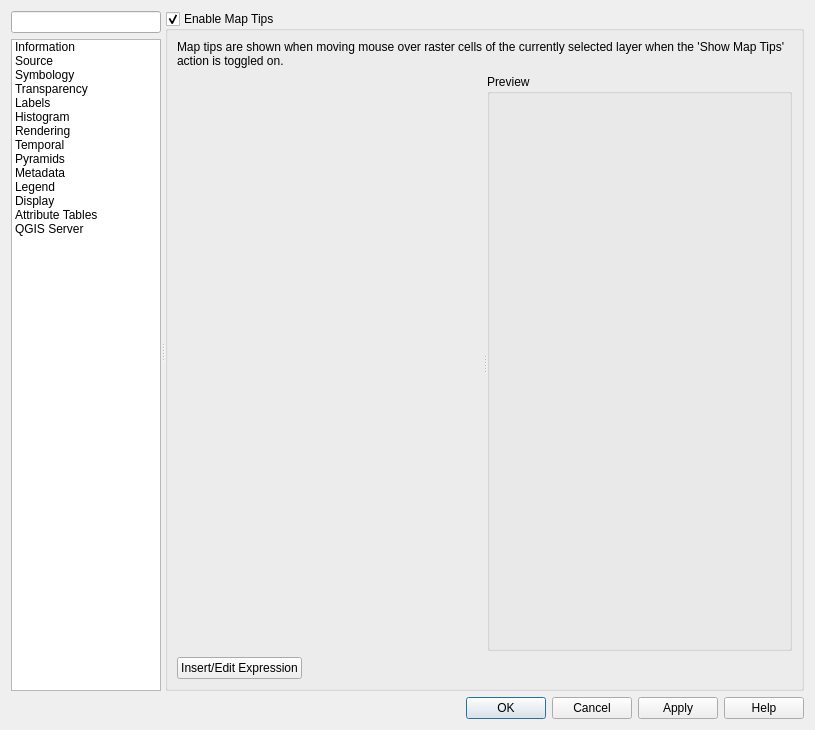
The window that src/ui/qgsrasterlayerpropertiesbase.ui (qgis/QGIS) describes before a commit, drawn with Qt 5.
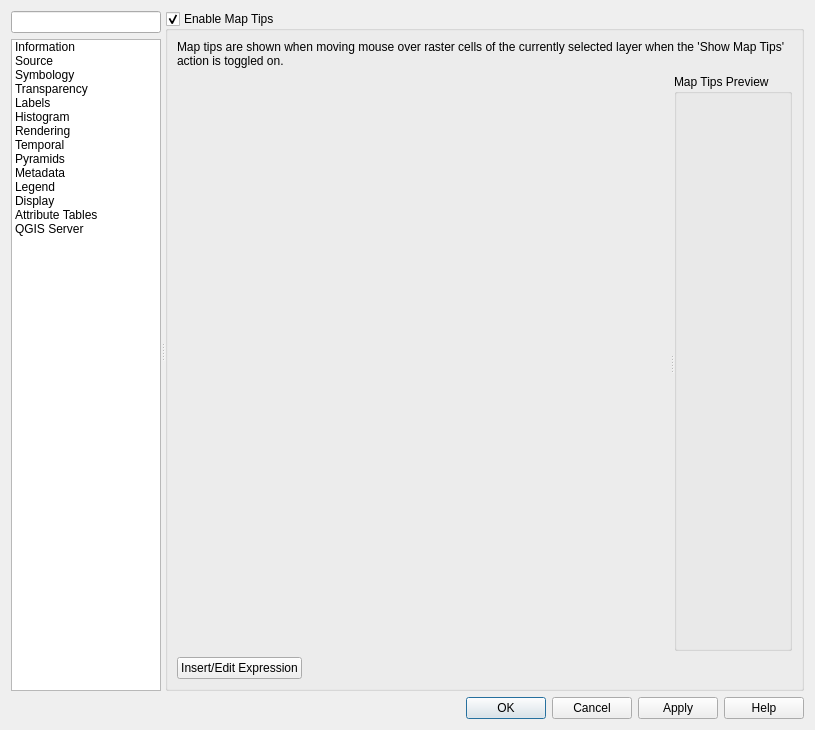
The same window after the commit. The open tabs and pages were chosen to show the change. Icons and pictures are not drawn. Custom widgets are drawn as their Qt base class.

Commit message: [ui] Fix broken map tips preview layout

```diff
--- a/src/ui/qgsrasterlayerpropertiesbase.ui
+++ b/src/ui/qgsrasterlayerpropertiesbase.ui
@@ -1522,8 +1522,9 @@
                      </size>
                     </property>
                     <property name="title">
-                     <string>Preview</string>
+                     <string>Map Tips Preview</string>
                     </property>
+                    <layout class="QVBoxLayout" name="mMapTipPreviewLayout"/>
                    </widget>
                   </widget>
                  </item>
```
The commit also changes 3 other files.
